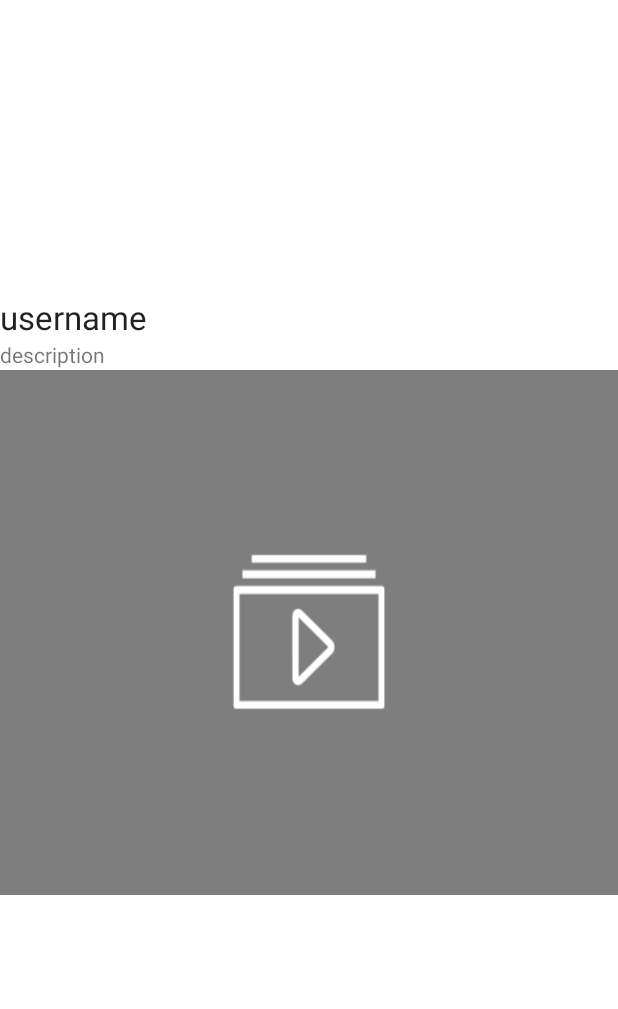
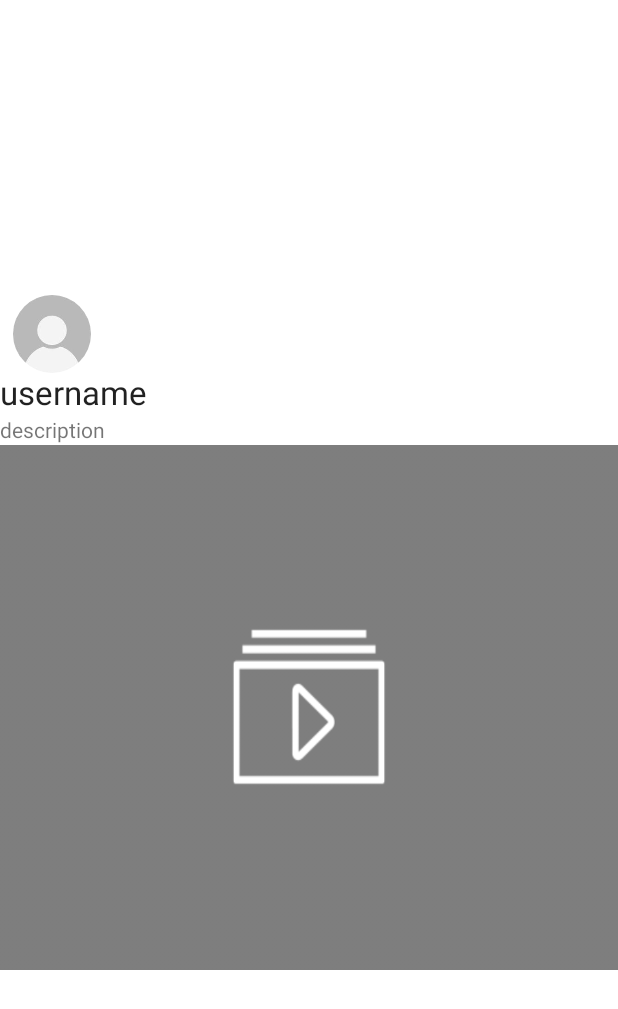
Before and after one commit to Phinny01/YouWatch, an Android app: the layout item_post.xml on its own in the app's theme, with its tools: preview values and no code run, on a phone screen of 412 x 824 dp. Shown: the top 1009 px of the screen. Run offline under Robolectric (Android 15) with nearby library versions, the phone set to English and light mode, and no system bars.

Commit message:
Add profile image Users can now add their profile pictures on sign up.

```diff
--- a/app/build.gradle
+++ b/app/build.gradle
@@ -39,4 +39,6 @@ dependencies {
     androidTestImplementation 'androidx.test.ext:junit:1.1.3'
     androidTestImplementation 'androidx.test.espresso:espresso-core:3.4.0'
     implementation "com.github.parse-community.Parse-SDK-Android:parse:4.0.0"
+    implementation 'de.hdodenhof:circleimageview:3.1.0'
+    implementation 'com.squareup.picasso:picasso:2.6.0-SNAPSHOT'
 }
--- a/app/src/main/java/com/example/youwatch/fragments/ComposeFragment.java
+++ b/app/src/main/java/com/example/youwatch/fragments/ComposeFragment.java
@@ -15,6 +15,7 @@ import androidx.fragment.app.Fragment;
 
 import android.os.Environment;
 import android.provider.MediaStore;
+import android.util.Log;
 import android.view.LayoutInflater;
 import android.view.View;
 import android.view.ViewGroup;
--- a/app/src/main/res/layout/item_post.xml
+++ b/app/src/main/res/layout/item_post.xml
@@ -8,19 +8,32 @@
     android:layout_gravity="center"
     android:layout_marginTop="10dp">
 
+
+    <de.hdodenhof.circleimageview.CircleImageView
+        android:id="@+id/ivProfile"
+        android:layout_width="69dp"
+        android:layout_height="52dp"
+        android:src="@drawable/profile_pic"
+        app:layout_constraintBottom_toTopOf="@+id/user"
+        app:layout_constraintEnd_toEndOf="parent"
+        app:layout_constraintHorizontal_bias="0.443"
+        app:layout_constraintStart_toStartOf="parent"
+        app:layout_constraintTop_toTopOf="parent"
+        app:layout_constraintVertical_bias="0.493" />
+
     <TextView
         android:id="@+id/tvUser"
-        android:layout_width="match_parent"
+        android:layout_width="178dp"
         android:layout_height="wrap_content"
-        android:layout_marginTop="0dp"
+        android:layout_marginTop="50dp"
         android:text="@string/Username"
         android:textAppearance="@style/TextAppearance.AppCompat.Large" />
 
     <TextView
         android:id="@+id/tvDescription"
-        android:layout_width="match_parent"
+        android:layout_width="175dp"
         android:layout_height="wrap_content"
-        android:layout_marginTop="30dp"
+        android:layout_marginTop="80dp"
         android:layout_marginBottom="8dp"
         android:text="@string/description" />
 
@@ -29,7 +42,7 @@
         android:id="@+id/vvPost"
         android:layout_width="wrap_content"
         android:layout_height="350dp"
-        android:layout_marginTop="50dp"
+        android:layout_marginTop="100dp"
         android:scaleType="center"
         tools:srcCompat="@tools:sample/avatars" />
 
@@ -37,7 +50,7 @@
         android:id="@+id/placeholder"
         android:layout_width="match_parent"
         android:layout_height="350dp"
-        android:layout_marginTop="50dp"
+        android:layout_marginTop="100dp"
         android:background="@drawable/playlist" />
 
 </FrameLayout>
--- a/app/src/main/res/values/strings.xml
+++ b/app/src/main/res/values/strings.xml
@@ -21,4 +21,6 @@
     <string name="emptyCaption">Caption cannot be empty</string>
     <string name="noVideo">There is no video</string>
     <string name="noDirectory">There is no directory</string>
+    <string name="noProfilePicture">There is no profile picture</string>
+    <string name="noPicture">Picture wasn\'t taken!</string>
 </resources>
--- a/app/src/main/res/xml/file_provider.xml
+++ b/app/src/main/res/xml/file_provider.xml
@@ -1,6 +1,7 @@
 <?xml version="1.0" encoding="utf-8"?>
 <paths>
     <external-files-path
-        name="Videos"
-        path="Movies" />
+        name="Media"
+        path="Media"/>
+    <external-path name="all_dirs" path="."/>
 </paths>
--- a/settings.gradle
+++ b/settings.gradle
@@ -4,6 +4,7 @@ pluginManagement {
         google()
         mavenCentral()
         maven { url "https://jitpack.io" }
+        maven {url "https://oss.sonatype.org/content/repositories/snapshots" }
     }
 }
 dependencyResolutionManagement {
@@ -12,6 +13,7 @@ dependencyResolutionManagement {
         google()
         mavenCentral()
         maven { url "https://jitpack.io" }
+        maven {url "https://oss.sonatype.org/content/repositories/snapshots" }
     }
 }
 rootProject.name = "YouWatch"
```
Also changed, not shown: app/src/main/AndroidManifest.xml (+6 -1 lines), app/src/main/java/com/example/youwatch/MainActivity.java (+4 -4 lines), app/src/main/java/com/example/youwatch/SignUp.java (+71 -1 lines), app/src/main/java/com/example/youwatch/fragments/PostAdapter.java (+11 -0 lines), app/src/main/res/layout/activity_sign_up.xml (+13 -0 lines), app/src/main/res/drawable/profile_pic.jpeg (added).
